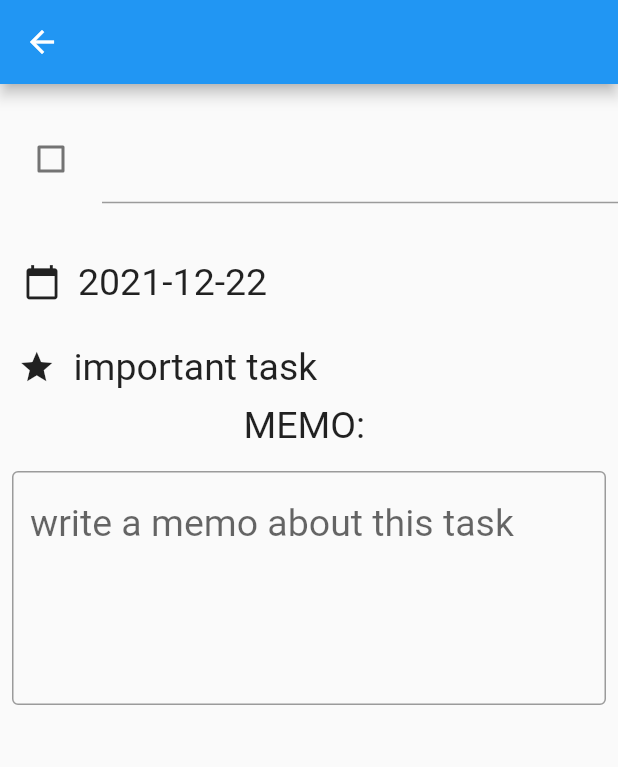
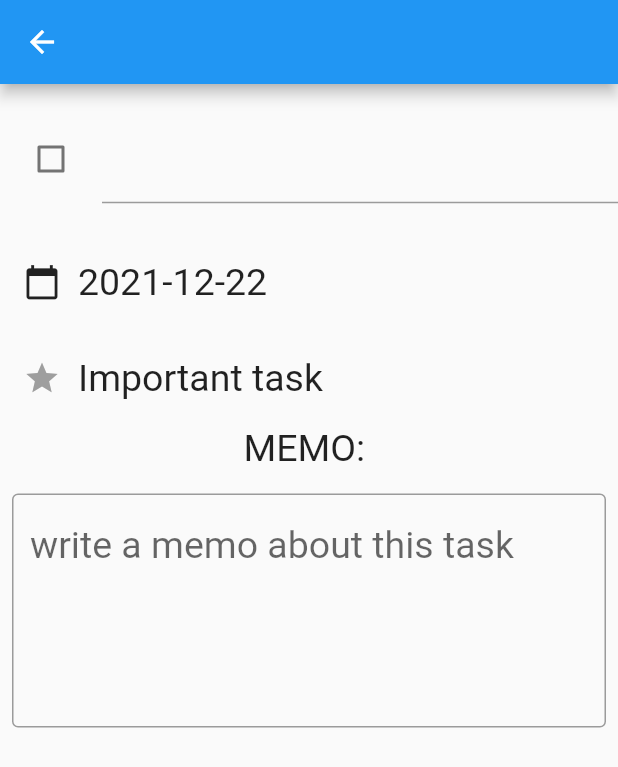
Before and after one commit to hedwig100/todo_app, a Flutter app: the TaskDetail screen opened directly with empty values, on a phone screen of 412 x 824 dp. Shown: the top 767 px of the screen. Run offline on Flutter 3.47's test engine with Material 2 defaults, Android fonts, the phone set to English and light mode, and no system bars.

Commit message:
[add] isImportant flag is added to task

```diff
--- a/lib/task.dart
+++ b/lib/task.dart
@@ -4,6 +4,7 @@ class Task extends Object {
   String taskName;
   DateTime deadline;
   bool isDone;
+  bool isImportant = false;
   String memo = "";
 
   Task(this.taskName, this.deadline, this.isDone);
--- a/lib/task_detail.dart
+++ b/lib/task_detail.dart
@@ -106,6 +106,23 @@ class _TaskDetailState extends State<TaskDetail> {
         ]));
   }
 
+  Widget _importantView() {
+    return Padding(
+      padding: const EdgeInsets.symmetric(vertical: 8,horizontal: 4),
+      child: Row(children: [
+        IconButton(
+          iconSize: 25,
+          color: widget.task.isImportant ? Colors.yellow : Colors.grey,
+          icon: const Icon(Icons.star),
+          onPressed: () {
+            setState((){widget.task.isImportant = !widget.task.isImportant;});
+          },
+        ),
+        const Text("Important task",style: TextStyle(fontSize: 25))
+      ],)
+    );
+  }
+
   @override
   Widget build(BuildContext context) {
     return Scaffold(
@@ -119,14 +136,7 @@ class _TaskDetailState extends State<TaskDetail> {
         children: [
           _taskNameView(),
           _dateView(),
-          Row(
-            children: [
-              Container(
-                  child: const Icon(Icons.star, size: 25),
-                  padding: const EdgeInsets.all(12.0)),
-              const Text("important task", style: TextStyle(fontSize: 25))
-            ],
-          ),
+          _importantView(),
           _memoView()
         ],
       ),
```
Also changed, not shown: lib/task_list.dart (+7 -1 lines).
